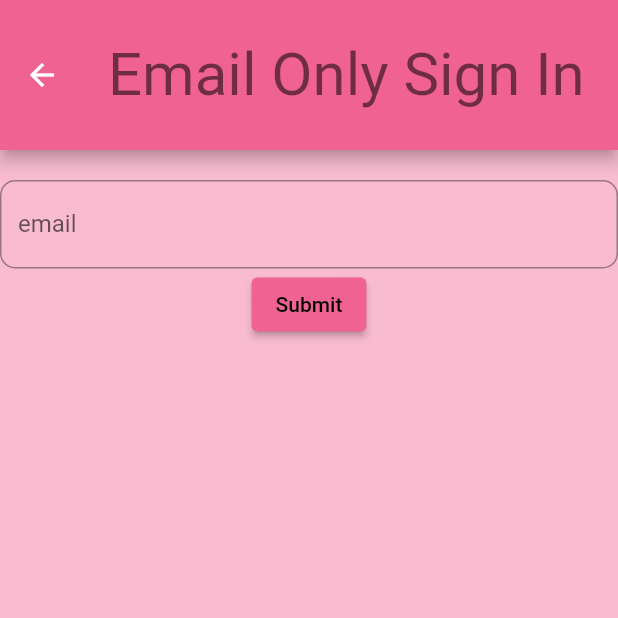
After one commit to ajiakim/midterm-app, a Flutter app: the screen it shows after launch, after a tap on "Email Only", on a phone screen of 412 x 824 dp, the top half of it. The commit adds this screen. Run offline on Flutter 3.47's test engine with Material 2 defaults, Android fonts, the phone set to English and light mode, and no system bars; our stand-ins replace cloud_firestore, firebase_auth, firebase_core, firebase_storage, google_sign_in, image_picker and 1 more; missing offline and left inert: flutter_facebook_auth; accounts and stored records are empty.

Commit message:
Added the facebook and completed the styling for login pages.

```diff
--- a/lib/driver.dart
+++ b/lib/driver.dart
@@ -9,6 +9,6 @@ class AppDriver extends StatelessWidget {
   final FirebaseAuth _auth = FirebaseAuth.instance;
   @override
   Widget build(BuildContext context) {
-    return _auth.currentUser == null ? const LoginPage() : HomePage();
+    return _auth.currentUser == null ? const LoginPage() : const HomePage();
   }
 }
--- /dev/null
+++ b/lib/views/email_only.dart
@@ -0,0 +1,112 @@
+import 'package:firebase_auth/firebase_auth.dart';
+import 'package:firebase_core/firebase_core.dart';
+import 'package:flutter/cupertino.dart';
+import 'package:flutter/material.dart';
+import 'package:mid_term_asmnt/views/home_page.dart';
+
+import '../authentication.dart';
+import '../driver.dart';
+
+class emailPage extends StatefulWidget {
+  const emailPage({Key? key}) : super(key: key);
+  @override
+  _emailState createState() => _emailState();
+}
+
+class _emailState extends State<emailPage> {
+  final FirebaseAuth _auth = FirebaseAuth.instance;
+  final _formKey = GlobalKey<FormState>();
+  late TextEditingController _emailController;
+
+  get model => null;
+
+  @override
+  void initState() {
+    super.initState();
+    _emailController = TextEditingController();
+  }
+
+  @override
+  void dispose() {
+    _emailController.dispose();
+    super.dispose();
+  }
+
+ String _email = "";
+
+  @override
+  Widget build(BuildContext context) {
+    return Scaffold(
+        appBar: AppBar(
+          toolbarHeight: 100.0,
+          backgroundColor: Colors.pink[300],
+          centerTitle: true,
+          title: const Text("Email Only Sign In"),
+          titleTextStyle: const TextStyle(color: Colors.black54, fontSize: 40),
+        ),
+        backgroundColor: Colors.pink[100],
+        body: Center(
+            key: _formKey,
+            child: Column(children: [
+              const SizedBox(height: 20.0),
+              TextFormField(
+                autocorrect: false,
+                controller: _emailController,
+                validator: (value) {
+                  if (value == null || value.isEmpty) {
+                    return 'Please enter some text';
+                  }
+                  return null;
+                },
+                decoration: const InputDecoration(
+                    labelText: "email",
+                    border: OutlineInputBorder(
+                        borderRadius: BorderRadius.all(Radius.circular(10.0))),
+                    hintText: 'Enter Email'),
+              ),
+
+              Container(
+                alignment: Alignment.center,
+                child: ElevatedButton(
+                  onPressed: () async {
+                    if (_formKey.currentState!.validate()) {
+                      Authentication().signInWithEmail(_emailController.text);
+                      Navigator.push(
+                          context, MaterialPageRoute(builder: (con) => const HomePage()));
+                    }
+                  },
+                  child: const Text('Submit'),
+                  style: ElevatedButton.styleFrom(
+                      primary: Colors.pink[300],
+                      onPrimary: Colors.black
+                  ),
+                ),
+              ),
+            ])));
+  }
+
+  Future<void> login() async {
+    await Firebase.initializeApp();
+    try {
+      UserCredential _ = await _auth.signInWithEmailAndPassword(
+          email: _email, password: '');
+      Navigator.pushReplacement(
+          context, MaterialPageRoute(builder: (con) => AppDriver()));
+    } on FirebaseAuthException catch (e) {
+      ScaffoldMessenger.of(context).clearSnackBars();
+      if (e.code == 'user-not-found') {
+        ScaffoldMessenger.of(context).showSnackBar(
+            const SnackBar(content: Text('No user found for that email.')));
+      } else if (e.code == 'wrong-password') {
+        ScaffoldMessenger.of(context).showSnackBar(const SnackBar(
+            content: Text('Wrong password provided for that user.')));
+      } else {
+        ScaffoldMessenger.of(context)
+            .showSnackBar(const SnackBar(content: Text("Something Else")));
+      }
+    } catch (e) {
+      print(e);
+    }
+
+  }
+}
--- a/lib/views/home_page.dart
+++ b/lib/views/home_page.dart
@@ -20,6 +20,7 @@ class HomePage extends StatelessWidget {
   Widget build(BuildContext context) {
     return Scaffold(
       appBar: AppBar(
+          toolbarHeight: 100.0,
         backgroundColor: Colors.pink[300],
         centerTitle: true,
         title: const Text("HomePage"),
--- a/lib/views/login_page.dart
+++ b/lib/views/login_page.dart
@@ -8,6 +8,7 @@ import 'package:mid_term_asmnt/views/phone_login.dart';
 import 'package:mid_term_asmnt/views/register_page.dart';
 import '../authentication.dart';
 import '../driver.dart';
+import 'email_only.dart';
 
 class LoginPage extends StatefulWidget {
   const LoginPage({Key? key}) : super(key: key);
@@ -117,11 +118,9 @@ class _LoginState extends State<LoginPage> {
       icon: Image.asset('allTheThings/Gmail-logo.png'),
       iconSize: 60,
       onPressed: (){
-        googleSignIn();
+        Authentication().signInWithGoogle(context);
       },
     );
-
-
 
     final phoneNum = ElevatedButton(
         onPressed: () {
@@ -144,6 +143,25 @@ class _LoginState extends State<LoginPage> {
       ),
     );
 
+    final emailOnly = ElevatedButton(
+      onPressed: (){
+        Navigator.push(
+          context, MaterialPageRoute(builder: (con) => const emailPage()));},
+      child: const Text("Email Only"),
+      style: ElevatedButton.styleFrom(
+        primary: Colors.pink[300], // background
+        onPrimary: Colors.black,
+      ),
+    );
+
+    final faceBook = IconButton(
+      icon: Image.asset('allTheThings/Facebook.png'),
+      iconSize: 40,
+      onPressed: (){
+        Authentication().signInWithFacebook(context);
+      },
+    );
+
     return Scaffold(
       backgroundColor: Colors.pink[100],
       body: Center(
@@ -160,13 +178,22 @@ class _LoginState extends State<LoginPage> {
                 children: <Widget>[
                   // Add TextFormFields and ElevatedButton here.
                   anony,
+                  const SizedBox(height:5),
                   registerButton,
+                  const SizedBox(height:5),
+                  emailOnly,
+                  const SizedBox(height:5),
                   emailInput,
                   const SizedBox(height:15),
                   passwordInput,
+                  const SizedBox(height:5),
                   submitButton,
+                  const SizedBox(height:5),
                   phoneNum,
-                  google
+                  const SizedBox(height:5),
+                  google,
+                  const SizedBox(height:5),
+                  faceBook,
                 ],
               ),
             )
@@ -227,18 +254,4 @@ class _LoginState extends State<LoginPage> {
     });
   }
 
-  void  googleSignIn() async {
-    final GoogleSignInAccount googleUser = await GoogleSignIn().signIn();
-    final GoogleSignInAuthentication googleAuth = await googleUser.authentication;
-
-    final credential = GoogleAuthProvider.credential(
-      accessToken: googleAuth.accessToken,
-      idToken: googleAuth.idToken,
-    );
-
-    await FirebaseAuth.instance.signInWithCredential(credential);
-
-    Navigator.pushReplacement(context,MaterialPageRoute(builder:  (con) => AppDriver()));
-  }
-
 }
--- a/lib/views/phone_login.dart
+++ b/lib/views/phone_login.dart
@@ -36,10 +36,9 @@ class _SignInPhoneState extends State<PhonePage> {
   Widget build(BuildContext context){
     return Scaffold(
       appBar: AppBar(
-        toolbarHeight: 300.0,
-        automaticallyImplyLeading: false,
+        toolbarHeight: 100.0,
         backgroundColor: Colors.pink[300],
-        title: Text("Sign in with phone number"),
+        title: Text("SMS Sign In"),
         titleTextStyle: const TextStyle(color: Colors.black54, fontSize: 40),
       ),
       backgroundColor: Colors.pink[100],
```
Also changed, not shown: lib/authentication.dart (+9 -20 lines), lib/firestore_service.dart (added, +48 -0 lines), lib/views/register_page.dart (+9 -29 lines), allTheThings/Facebook.png (added), 4 other files.
